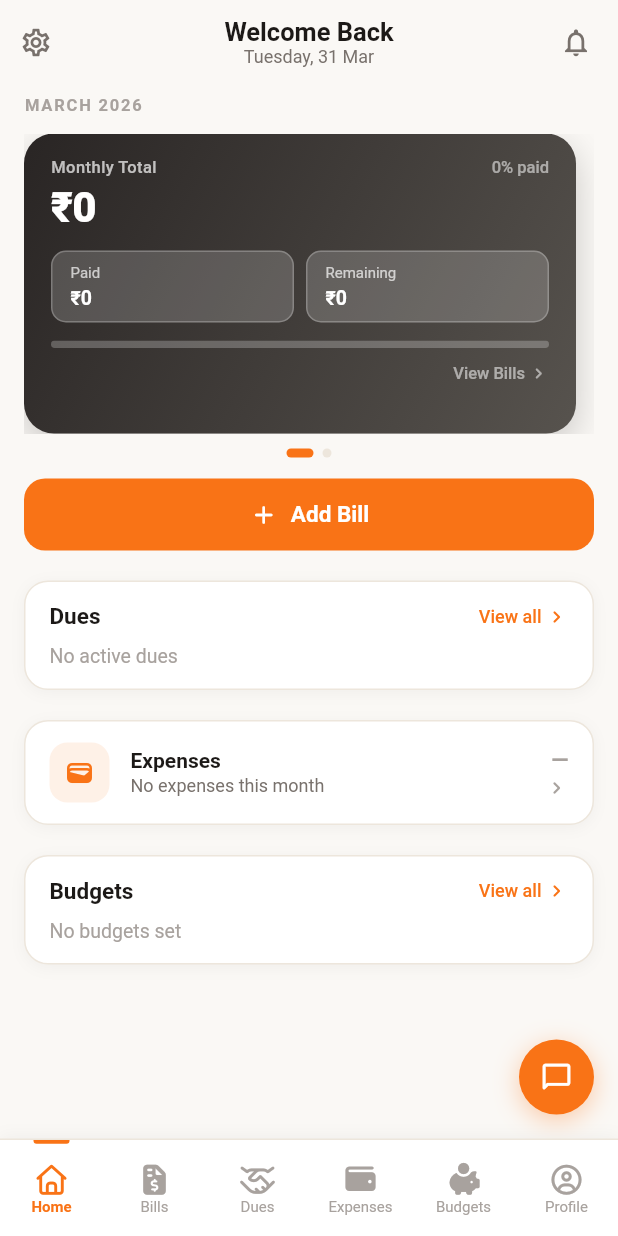
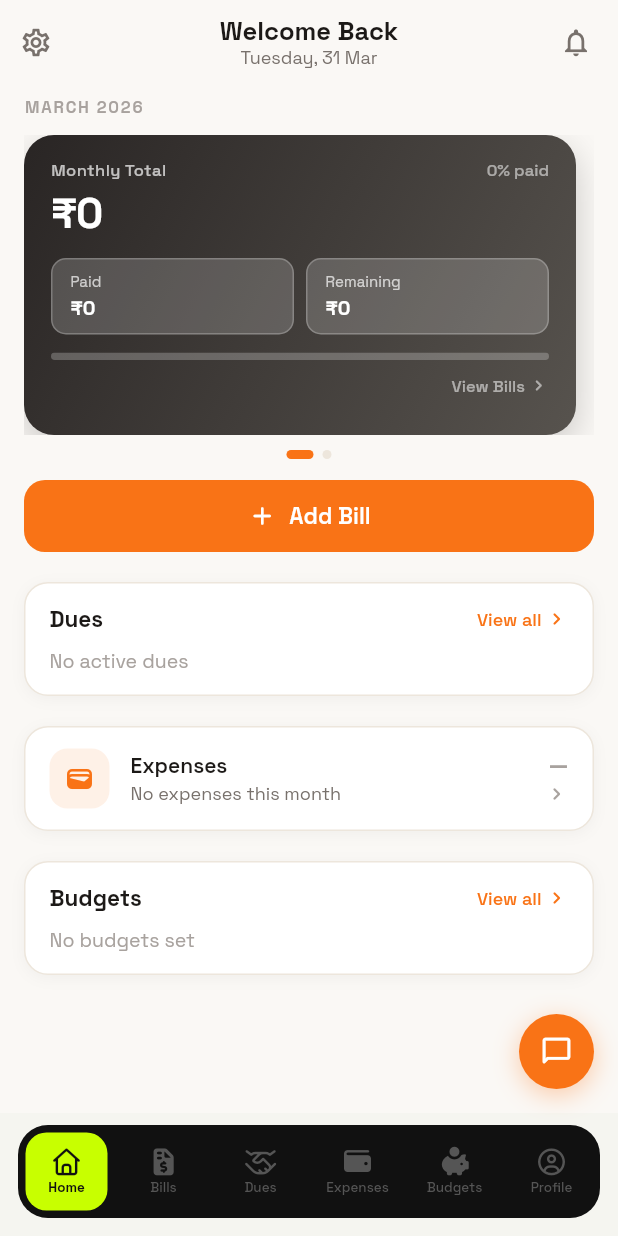
Before and after one commit to ramanakellampalli/smart-bill-buddy, a Flutter app: the screen it shows once a user with an empty profile is signed in, on a phone screen of 412 x 824 dp. Run offline on Flutter 3.47's test engine with Material 3 defaults, Android fonts, the phone set to English and light mode, and no system bars; our stand-ins replace cached_network_image, cloud_firestore, firebase_auth, firebase_core, firebase_storage, flutter_local_notifications and 11 more; missing offline and left inert: google_mlkit_text_recognition; accounts and stored records are empty; generated files the repository leaves out were written again.

Commit message:
feat: add Bold Editorial theme foundation — AppColors, Space Grotesk, black pill nav

```diff
--- a/lib/app.dart
+++ b/lib/app.dart
@@ -1,5 +1,7 @@
 import 'package:flutter/material.dart';
+import 'package:google_fonts/google_fonts.dart';
 import 'package:provider/provider.dart';
+import 'core/theme/app_colors.dart';
 
 import 'data/models/bill_model.dart';
 import 'data/repositories/bills_repository.dart';
@@ -54,71 +56,71 @@ class SmartBillApp extends StatelessWidget {
         theme: ThemeData(
           useMaterial3: false,
           brightness: Brightness.light,
-          scaffoldBackgroundColor: const Color(0xFFFAF8F5),
-          primaryColor: const Color(0xFFF97316),
+          scaffoldBackgroundColor: AppColors.bg,
+          primaryColor: AppColors.primary,
           colorScheme: const ColorScheme.light(
-            primary: Color(0xFFF97316),
-            secondary: Color(0xFF16A34A),
-            surface: Colors.white,
-            background: Color(0xFFFAF8F5),
-            error: Color(0xFFDC2626),
-            onPrimary: Colors.white,
+            primary: AppColors.primary,
+            secondary: AppColors.green,
+            surface: AppColors.surface,
+            error: AppColors.red,
+            onPrimary: AppColors.textPrimary,
             onSecondary: Colors.white,
-            onSurface: Color(0xFF1C1917),
-            onBackground: Color(0xFF1C1917),
+            onSurface: AppColors.textPrimary,
             onError: Colors.white,
           ),
-          appBarTheme: const AppBarTheme(
-            backgroundColor: Color(0xFFFAF8F5),
+          textTheme: GoogleFonts.spaceGroteskTextTheme(
+            ThemeData.light().textTheme,
+          ).apply(
+            bodyColor: AppColors.textPrimary,
+            displayColor: AppColors.textPrimary,
+          ),
+          appBarTheme: AppBarTheme(
+            backgroundColor: AppColors.bg,
             elevation: 0,
-            foregroundColor: Color(0xFF1C1917),
-            titleTextStyle: TextStyle(
-              color: Color(0xFF1C1917),
+            foregroundColor: AppColors.textPrimary,
+            titleTextStyle: GoogleFonts.spaceGrotesk(
+              color: AppColors.textPrimary,
               fontSize: 20,
               fontWeight: FontWeight.w700,
             ),
-            iconTheme: IconThemeData(color: Color(0xFF1C1917)),
+            iconTheme: const IconThemeData(color: AppColors.textPrimary),
           ),
           cardTheme: CardThemeData(
-            color: Colors.white,
+            color: AppColors.surface,
             elevation: 0,
             shape: RoundedRectangleBorder(
               borderRadius: BorderRadius.circular(16),
+              side: const BorderSide(color: AppColors.border, width: 2),
             ),
           ),
           elevatedButtonTheme: ElevatedButtonThemeData(
             style: ElevatedButton.styleFrom(
-              backgroundColor: const Color(0xFFF97316),
-              foregroundColor: Colors.white,
+              backgroundColor: AppColors.primary,
+              foregroundColor: AppColors.textPrimary,
               elevation: 0,
+              shape: RoundedRectangleBorder(
+                borderRadius: BorderRadius.circular(10),
+              ),
             ),
           ),
           floatingActionButtonTheme: const FloatingActionButtonThemeData(
-            backgroundColor: Color(0xFFF97316),
-            foregroundColor: Colors.white,
+            backgroundColor: AppColors.primary,
+            foregroundColor: AppColors.textPrimary,
           ),
           checkboxTheme: CheckboxThemeData(
-            fillColor: MaterialStateProperty.resolveWith((s) =>
-                s.contains(MaterialState.selected)
-                    ? const Color(0xFFF97316)
-                    : null),
+            fillColor: WidgetStateProperty.resolveWith((s) =>
+                s.contains(WidgetState.selected) ? AppColors.primary : null),
+            checkColor: WidgetStateProperty.all(AppColors.textPrimary),
           ),
-          dividerTheme:
-              const DividerThemeData(color: Color(0xFFEDE6DC), thickness: 1),
-          textTheme: const TextTheme(
-            bodyLarge: TextStyle(color: Color(0xFF1C1917)),
-            bodyMedium: TextStyle(color: Color(0xFF1C1917)),
-            bodySmall: TextStyle(color: Color(0xFF78716C)),
-            titleMedium: TextStyle(
-                color: Color(0xFF1C1917), fontWeight: FontWeight.w600),
-            titleLarge: TextStyle(
-                color: Color(0xFF1C1917), fontWeight: FontWeight.w700),
+          dividerTheme: const DividerThemeData(
+            color: AppColors.border,
+            thickness: 2,
           ),
           drawerTheme: const DrawerThemeData(
-            backgroundColor: Colors.white,
+            backgroundColor: AppColors.surface,
           ),
           bottomSheetTheme: const BottomSheetThemeData(
-            backgroundColor: Colors.white,
+            backgroundColor: AppColors.surface,
           ),
         ),
         home: AuthWrapper(),
--- /dev/null
+++ b/lib/core/theme/app_colors.dart
@@ -0,0 +1,33 @@
+import 'package:flutter/material.dart';
+
+abstract final class AppColors {
+  // ── Backgrounds ─────────────────────────────────────────────────────────────
+  static const bg      = Color(0xFFF5F5F0);
+  static const surface = Color(0xFFFFFFFF);
+  static const surface2 = Color(0xFFF0F0E8);
+
+  // ── Borders ─────────────────────────────────────────────────────────────────
+  static const border  = Color(0xFFE8E8E0);
+
+  // ── Primary accent — electric lime ──────────────────────────────────────────
+  static const primary      = Color(0xFFC8FF00);
+  static const primaryDark  = Color(0xFF9ECC00);
+
+  // ── Hero card ───────────────────────────────────────────────────────────────
+  static const heroCard = Color(0xFF111111);
+
+  // ── Text ────────────────────────────────────────────────────────────────────
+  static const textPrimary   = Color(0xFF111111);
+  static const textSecondary = Color(0xFF666666);
+  static const textTertiary  = Color(0xFFAAAAAA);
+
+  // ── Semantic ─────────────────────────────────────────────────────────────────
+  static const green = Color(0xFF15803D);
+  static const red   = Color(0xFFDC2626);
+  static const amber = Color(0xFFD97706);
+
+  // ── Nav ──────────────────────────────────────────────────────────────────────
+  static const navBg       = Color(0xFF111111);
+  static const navActive   = Color(0xFFC8FF00);
+  static const navInactive = Color(0xFF555555);
+}
--- a/lib/presentation/screens/home_shell.dart
+++ b/lib/presentation/screens/home_shell.dart
@@ -1,5 +1,6 @@
 import 'package:flutter/material.dart';
 import 'package:font_awesome_flutter/font_awesome_flutter.dart';
+import '../../core/theme/app_colors.dart';
 import 'dashboard_screen.dart';
 import 'bills_screen.dart';
 import 'dues_screen.dart';
@@ -7,11 +8,6 @@ import 'expenses_screen.dart';
 import 'budgets_screen.dart';
 import 'profile_screen.dart';
 import '../widgets/help_chat_sheet.dart';
-
-const _navBg = Colors.white;
-const _navBorder = Color(0xFFEDE6DC);
-const _navSelected = Color(0xFFF97316);
-const _navUnselected = Color(0xFFA8A29E);
 
 class HomeShell extends StatefulWidget {
   const HomeShell({super.key});
@@ -80,22 +76,16 @@ class _BottomNav extends StatelessWidget {
 
   @override
   Widget build(BuildContext context) {
-    return Container(
-      decoration: const BoxDecoration(
-        color: _navBg,
-        border: Border(top: BorderSide(color: _navBorder, width: 1)),
-        boxShadow: [
-          BoxShadow(
-            color: Color(0x0A000000),
-            blurRadius: 8,
-            offset: Offset(0, -2),
+    return SafeArea(
+      top: false,
+      child: Padding(
+        padding: const EdgeInsets.fromLTRB(12, 8, 12, 12),
+        child: Container(
+          height: 62,
+          decoration: BoxDecoration(
+            color: AppColors.navBg,
+            borderRadius: BorderRadius.circular(20),
           ),
-        ],
-      ),
-      child: SafeArea(
-        top: false,
-        child: SizedBox(
-          height: 64,
           child: Row(
             children: List.generate(_items.length, (i) {
               final item = _items[i];
@@ -104,40 +94,38 @@ class _BottomNav extends StatelessWidget {
                 child: GestureDetector(
                   behavior: HitTestBehavior.opaque,
                   onTap: () => onTap(i),
+                  child: AnimatedContainer(
+                    duration: const Duration(milliseconds: 180),
+                    margin: const EdgeInsets.all(5),
+                    decoration: BoxDecoration(
+                      color: selected ? AppColors.navActive : Colors.transparent,
+                      borderRadius: BorderRadius.circular(14),
+                    ),
                     child: Column(
-                    crossAxisAlignment: CrossAxisAlignment.center,
+                      mainAxisAlignment: MainAxisAlignment.center,
                       children: [
-                      // Orange top indicator
-                      AnimatedContainer(
-                        duration: const Duration(milliseconds: 200),
-                        height: 2.5,
-                        width: selected ? 24 : 0,
-                        decoration: BoxDecoration(
-                          color: _navSelected,
-                          borderRadius: const BorderRadius.vertical(
-                            bottom: Radius.circular(2),
-                          ),
-                        ),
-                      ),
-                      const Spacer(),
                         FaIcon(
                           item.icon,
-                        size: 20,
-                        color: selected ? _navSelected : _navUnselected,
+                          size: 18,
+                          color: selected
+                              ? AppColors.navBg
+                              : AppColors.navInactive,
                         ),
-                      const SizedBox(height: 3),
+                        const SizedBox(height: 2),
                         Text(
                           item.label,
                           style: TextStyle(
-                          fontSize: 10,
+                            fontSize: 9,
                             fontWeight: selected
-                              ? FontWeight.w600
-                              : FontWeight.w400,
-                          color: selected ? _navSelected : _navUnselected,
+                                ? FontWeight.w700
+                                : FontWeight.w500,
+                            color: selected
+                                ? AppColors.navBg
+                                : AppColors.navInactive,
                           ),
                         ),
-                      const Spacer(),
                       ],
+                    ),
                   ),
                 ),
               );
--- a/pubspec.yaml
+++ b/pubspec.yaml
@@ -54,6 +54,7 @@ dependencies:
   cached_network_image: ^3.4.0
   font_awesome_flutter: ^10.8.0
   google_mlkit_text_recognition: ^0.13.0
+  google_fonts: ^6.2.1
 
   # The following adds the Cupertino Icons font to your application.
   # Use with the CupertinoIcons class for iOS style icons.
```
Also changed, not shown: pubspec.lock. Lines whose indentation alone changed are shown as unchanged.
